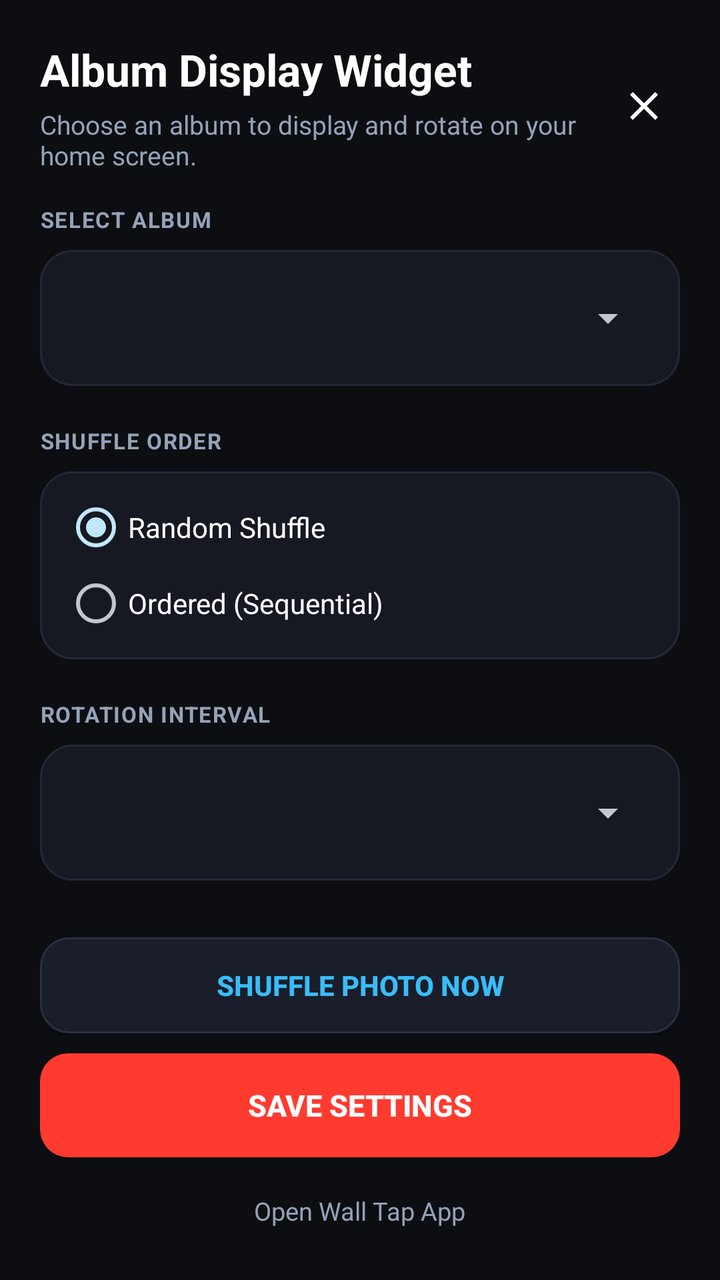
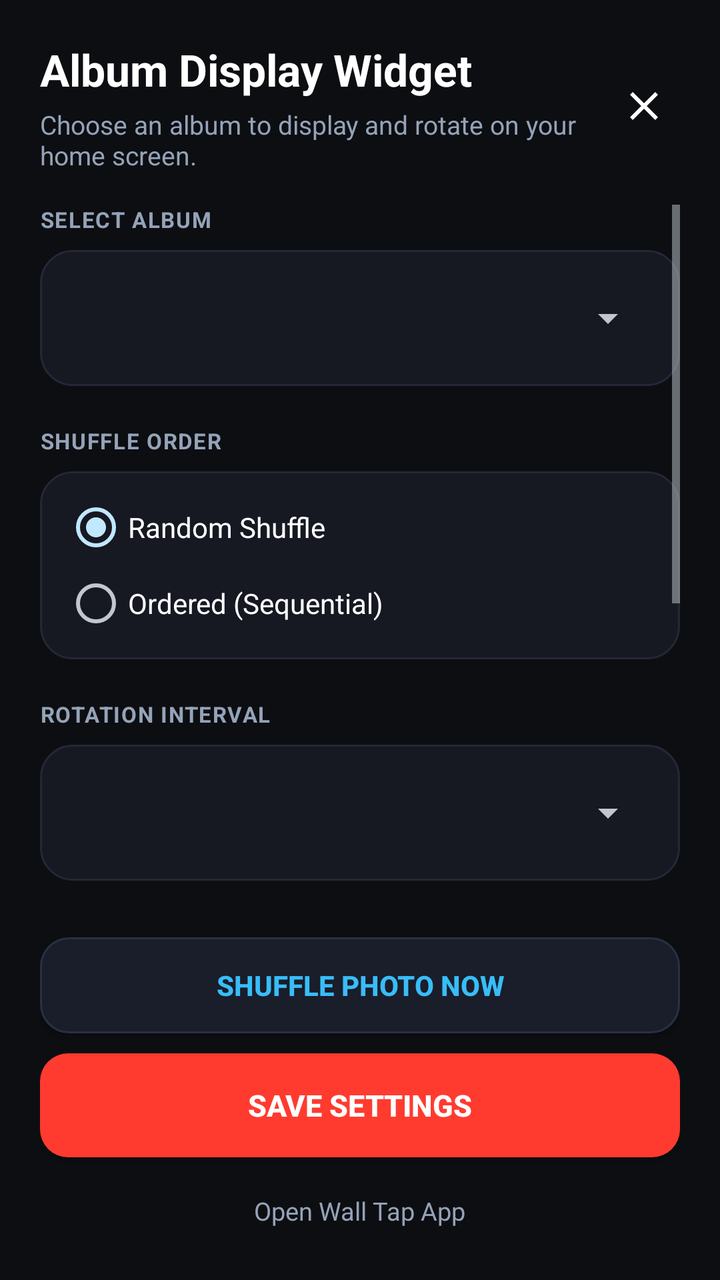

Screens rendered from an Android XML layout before and after an edit, with the pre-edit source and the edit as a unified diff.
<!-- AndroidManifest.xml: activity theme android:Theme.DeviceDefault.NoActionBar -->
<!-- res/layout/activity_album_widget_configure.xml -->
<?xml version="1.0" encoding="utf-8"?>
<LinearLayout xmlns:android="http://schemas.android.com/apk/res/android"
    android:id="@+id/configure_root"
    android:layout_width="match_parent"
    android:layout_height="match_parent"
    android:background="#0D0E12"
    android:orientation="vertical"
    android:paddingStart="20dp"
    android:paddingEnd="20dp"
    android:paddingTop="20dp"
    android:paddingBottom="20dp">

    
    <LinearLayout
        android:layout_width="match_parent"
        android:layout_height="wrap_content"
        android:gravity="center_vertical"
        android:orientation="horizontal">

        <LinearLayout
            android:layout_width="0dp"
            android:layout_height="wrap_content"
            android:layout_weight="1"
            android:orientation="vertical">

            <TextView
                android:layout_width="wrap_content"
                android:layout_height="wrap_content"
                android:text="Album Display Widget"
                android:textColor="#FFFFFF"
                android:textSize="22sp"
                android:textStyle="bold" />

            <TextView
                android:layout_width="wrap_content"
                android:layout_height="wrap_content"
                android:layout_marginTop="4dp"
                android:text="Choose an album to display and rotate on your home screen."
                android:textColor="#94A3B8"
                android:textSize="13sp" />
        </LinearLayout>

        <ImageView
            android:id="@+id/btn_close"
            android:layout_width="36dp"
            android:layout_height="36dp"
            android:background="?android:attr/selectableItemBackgroundBorderless"
            android:contentDescription="Close"
            android:padding="6dp"
            android:src="@drawable/ic_close" />
    </LinearLayout>

    <ScrollView
        android:layout_width="match_parent"
        android:layout_height="0dp"
        android:layout_marginTop="16dp"
        android:layout_marginBottom="12dp"
        android:layout_weight="1">

        <LinearLayout
            android:layout_width="match_parent"
            android:layout_height="wrap_content"
            android:orientation="vertical">

            
            <TextView
                android:layout_width="wrap_content"
                android:layout_height="wrap_content"
                android:text="SELECT ALBUM"
                android:textColor="#94A3B8"
                android:textSize="11sp"
                android:textStyle="bold"
                android:letterSpacing="0.05" />

            <LinearLayout
                android:layout_width="match_parent"
                android:layout_height="wrap_content"
                android:layout_marginTop="8dp"
                android:background="@drawable/card_bg"
                android:padding="12dp">

                <Spinner
                    android:id="@+id/spinner_album"
                    android:layout_width="match_parent"
                    android:layout_height="44dp"
                    android:popupBackground="#1E2130" />
            </LinearLayout>

            
            <TextView
                android:layout_width="wrap_content"
                android:layout_height="wrap_content"
                android:layout_marginTop="20dp"
                android:text="SHUFFLE ORDER"
                android:textColor="#94A3B8"
                android:textSize="11sp"
                android:textStyle="bold"
                android:letterSpacing="0.05" />

            <RadioGroup
                android:id="@+id/radio_group_order"
                android:layout_width="match_parent"
                android:layout_height="wrap_content"
                android:layout_marginTop="8dp"
                android:background="@drawable/card_bg"
                android:padding="12dp">

                <RadioButton
                    android:id="@+id/radio_random"
                    android:layout_width="match_parent"
                    android:layout_height="wrap_content"
                    android:checked="true"
                    android:text="Random Shuffle"
                    android:textColor="#FFFFFF"
                    android:textSize="14sp" />

                <RadioButton
                    android:id="@+id/radio_ordered"
                    android:layout_width="match_parent"
                    android:layout_height="wrap_content"
                    android:layout_marginTop="6dp"
                    android:text="Ordered (Sequential)"
                    android:textColor="#FFFFFF"
                    android:textSize="14sp" />
            </RadioGroup>

            
            <TextView
                android:layout_width="wrap_content"
                android:layout_height="wrap_content"
                android:layout_marginTop="20dp"
                android:text="ROTATION INTERVAL"
                android:textColor="#94A3B8"
                android:textSize="11sp"
                android:textStyle="bold"
                android:letterSpacing="0.05" />

            <LinearLayout
                android:layout_width="match_parent"
                android:layout_height="wrap_content"
                android:layout_marginTop="8dp"
                android:background="@drawable/card_bg"
                android:padding="12dp">

                <Spinner
                    android:id="@+id/spinner_interval"
                    android:layout_width="match_parent"
                    android:layout_height="44dp"
                    android:popupBackground="#1E2130" />
            </LinearLayout>

        </LinearLayout>
    </ScrollView>

    
    <LinearLayout
        android:layout_width="match_parent"
        android:layout_height="wrap_content"
        android:orientation="vertical">

        
        <Button
            android:id="@+id/btn_shuffle_now"
            android:layout_width="match_parent"
            android:layout_height="48dp"
            android:layout_marginBottom="10dp"
            android:background="@drawable/btn_secondary_bg"
            android:text="Shuffle Photo Now"
            android:textColor="#38BDF8"
            android:textSize="14sp"
            android:textStyle="bold" />

        
        <Button
            android:id="@+id/btn_save_widget"
            android:layout_width="match_parent"
            android:layout_height="52dp"
            android:background="@drawable/btn_primary_bg"
            android:text="Save Settings"
            android:textColor="#FFFFFF"
            android:textSize="15sp"
            android:textStyle="bold" />

        
        <TextView
            android:id="@+id/btn_open_app"
            android:layout_width="wrap_content"
            android:layout_height="wrap_content"
            android:layout_gravity="center_horizontal"
            android:layout_marginTop="12dp"
            android:background="?android:attr/selectableItemBackground"
            android:padding="6dp"
            android:text="Open Wall Tap App"
            android:textColor="#94A3B8"
            android:textSize="12.5sp" />
    </LinearLayout>

</LinearLayout>
<!-- resources referenced by this layout -->
<resources>
  <!-- drawable btn_primary_bg (drawable) -->
  <?xml version="1.0" encoding="utf-8"?>
  <shape xmlns:android="http://schemas.android.com/apk/res/android"
      android:shape="rectangle">
      <corners android:radius="14dp" />
      <solid android:color="#FF3B30" />
  </shape>
  <!-- drawable btn_secondary_bg (drawable) -->
  <?xml version="1.0" encoding="utf-8"?>
  <shape xmlns:android="http://schemas.android.com/apk/res/android"
      android:shape="rectangle">
      <corners android:radius="14dp" />
      <solid android:color="#1A1D2A" />
      <stroke android:width="1dp" android:color="#2A3042" />
  </shape>
  <!-- drawable card_bg (drawable) -->
  <?xml version="1.0" encoding="utf-8"?>
  <shape xmlns:android="http://schemas.android.com/apk/res/android"
      android:shape="rectangle">
      <corners android:radius="16dp" />
      <solid android:color="#161822" />
      <stroke android:width="1dp" android:color="#242836" />
  </shape>
  <!-- drawable ic_close (drawable) -->
  <vector xmlns:android="http://schemas.android.com/apk/res/android"
      android:width="24dp"
      android:height="24dp"
      android:viewportWidth="24"
      android:viewportHeight="24">
    <path
        android:fillColor="#FFFFFFFF"
        android:pathData="M19,6.41L17.59,5 12,10.59 6.41,5 5,6.41 10.59,12 5,17.59 6.41,19 12,13.41 17.59,19 19,17.59 13.41,12z"/>
  </vector>
</resources>

<!-- the commit's change to res/layout/activity_album_widget_configure.xml (unified diff, before → after) -->
@@ -54,7 +54,7 @@
         android:layout_width="match_parent"
         android:layout_height="0dp"
         android:layout_marginTop="16dp"
-        android:layout_marginBottom="12dp"
+        android:layout_marginBottom="18dp"
         android:layout_weight="1">
 
         <LinearLayout
@@ -148,6 +148,122 @@
                     android:layout_height="44dp"
                     android:popupBackground="#1E2130" />
             </LinearLayout>
+
+            
+            <LinearLayout
+                android:layout_width="match_parent"
+                android:layout_height="wrap_content"
+                android:layout_marginTop="20dp"
+                android:gravity="center_vertical"
+                android:orientation="horizontal">
+
+                <TextView
+                    android:layout_width="0dp"
+                    android:layout_height="wrap_content"
+                    android:layout_weight="1"
+                    android:text="IMAGE PREVIEW"
+                    android:textColor="#94A3B8"
+                    android:textSize="11sp"
+                    android:textStyle="bold"
+                    android:letterSpacing="0.05" />
+
+                <TextView
+                    android:id="@+id/tv_preview_counter"
+                    android:layout_width="wrap_content"
+                    android:layout_height="wrap_content"
+                    android:textColor="#38BDF8"
+                    android:textSize="11sp"
+                    android:textStyle="bold" />
+            </LinearLayout>
+
+            <FrameLayout
+                android:layout_width="match_parent"
+                android:layout_height="wrap_content"
+                android:layout_marginTop="8dp"
+                android:layout_marginBottom="28dp">
+
+                <FrameLayout
+                    android:id="@+id/preview_card_container"
+                    android:layout_width="200dp"
+                    android:layout_height="200dp"
+                    android:layout_gravity="center_horizontal"
+                    android:background="@drawable/widget_preview_bg"
+                    android:clipToOutline="true"
+                    android:clickable="true"
+                    android:focusable="true"
+                    android:foreground="?android:attr/selectableItemBackground">
+
+                    
+                    <ImageView
+                        android:id="@+id/iv_widget_preview"
+                        android:layout_width="match_parent"
+                        android:layout_height="match_parent"
+                        android:scaleType="centerCrop"
+                        android:contentDescription="Widget Photo Preview" />
+
+                    
+                    <LinearLayout
+                        android:id="@+id/preview_empty_container"
+                        android:layout_width="match_parent"
+                        android:layout_height="match_parent"
+                        android:gravity="center"
+                        android:orientation="vertical"
+                        android:padding="16dp"
+                        android:visibility="gone">
+
+                        <ImageView
+                            android:layout_width="32dp"
+                            android:layout_height="32dp"
+                            android:src="@drawable/ic_close"
+                            android:alpha="0.4"
+                            android:contentDescription="Empty" />
+
+                        <TextView
+                            android:id="@+id/tv_preview_empty_text"
+                            android:layout_width="wrap_content"
+                            android:layout_height="wrap_content"
+                            android:layout_marginTop="8dp"
+                            android:gravity="center"
+                            android:text="No photos in album"
+                            android:textColor="#64748B"
+                            android:textSize="12sp"
+                            android:textStyle="bold" />
+                    </LinearLayout>
+
+                    
+                    <LinearLayout
+                        android:id="@+id/preview_info_overlay"
+                        android:layout_width="match_parent"
+                        android:layout_height="wrap_content"
+                        android:layout_gravity="bottom"
+                        android:background="@drawable/widget_controls_bg"
+                        android:orientation="horizontal"
+                        android:gravity="center_vertical"
+                        android:paddingStart="12dp"
+                        android:paddingEnd="12dp"
+                        android:paddingTop="16dp"
+                        android:paddingBottom="10dp">
+
+                        <TextView
+                            android:id="@+id/tv_preview_album_title"
+                            android:layout_width="0dp"
+                            android:layout_height="wrap_content"
+                            android:layout_weight="1"
+                            android:ellipsize="end"
+                            android:maxLines="1"
+                            android:textColor="#FFFFFF"
+                            android:textSize="11.5sp"
+                            android:textStyle="bold" />
+
+                        <TextView
+                            android:id="@+id/tv_preview_badge"
+                            android:layout_width="wrap_content"
+                            android:layout_height="wrap_content"
+                            android:textColor="#CBD5E1"
+                            android:textSize="10.5sp" />
+                    </LinearLayout>
+                </FrameLayout>
+            </FrameLayout>
 
         </LinearLayout>
     </ScrollView>
<!-- resource entries referenced after the edit -->
@@ -33,5 +33,27 @@
         android:fillColor="#FFFFFFFF"
         android:pathData="M19,6.41L17.59,5 12,10.59 6.41,5 5,6.41 10.59,12 5,17.59 6.41,19 12,13.41 17.59,19 19,17.59 13.41,12z"/>
   </vector>
+  <!-- drawable widget_controls_bg (drawable) -->
+  <?xml version="1.0" encoding="utf-8"?>
+  <shape xmlns:android="http://schemas.android.com/apk/res/android"
+      android:shape="rectangle">
+      <gradient
+          android:angle="90"
+          android:startColor="#D9000000"
+          android:centerColor="#80000000"
+          android:endColor="#00000000"
+          android:type="linear" />
+      <corners
+          android:bottomLeftRadius="24dp"
+          android:bottomRightRadius="24dp" />
+  </shape>
+  <!-- drawable widget_preview_bg (drawable) -->
+  <?xml version="1.0" encoding="utf-8"?>
+  <shape xmlns:android="http://schemas.android.com/apk/res/android"
+      android:shape="rectangle">
+      <corners android:radius="24dp" />
+      <solid android:color="#161822" />
+      <stroke android:width="1.5dp" android:color="#242836" />
+  </shape>
 </resources>
 
